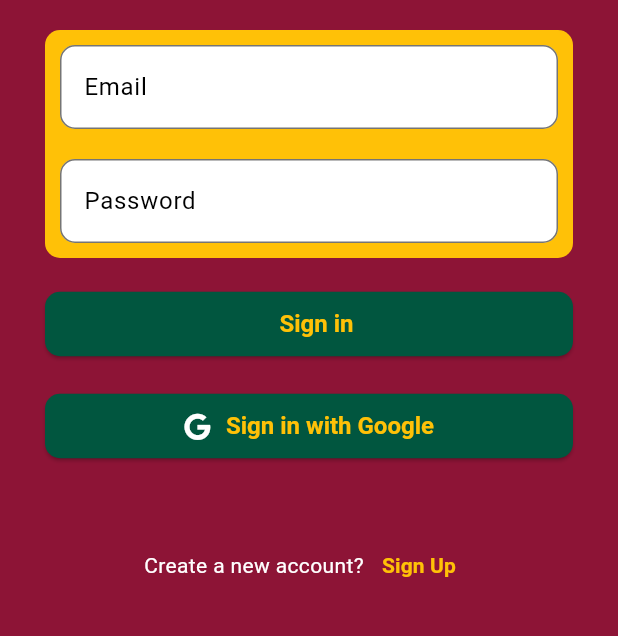
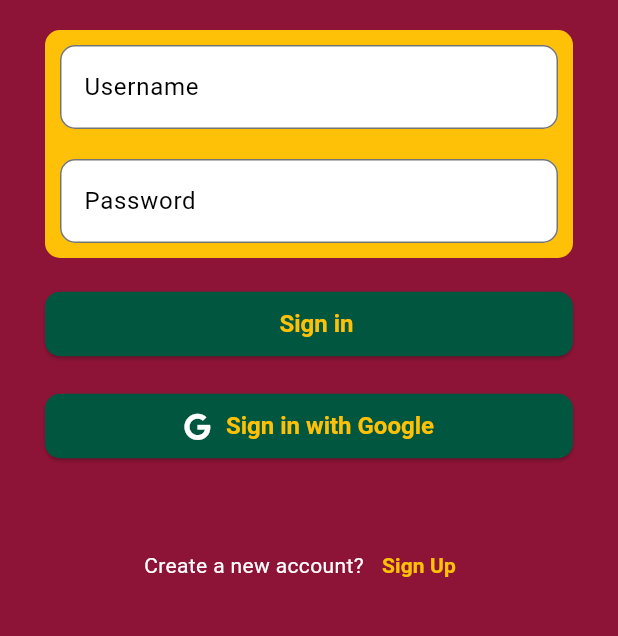
Before and after one commit to Jajabeenka/Elgivesv2, a Flutter app: the screen it shows after launch, scrolled down 86 dp, after a tap on "Sign In", on a phone screen of 412 x 824 dp, the part 528-1164 px from its top. Run offline on Flutter 3.47's test engine with Material 3 defaults, Android fonts, the phone set to English and light mode, and no system bars; our stand-ins replace cloud_firestore, file_picker, firebase_auth, firebase_core, font_awesome_flutter, google_sign_in; accounts and stored records are empty.

Commit message:
feat : sign in using username and password instead of email and password

```diff
--- a/lib/pages/userAdmin/home_page.dart
+++ b/lib/pages/userAdmin/home_page.dart
@@ -42,7 +42,7 @@ class _HomePageState extends State<HomePage> {
           } else if (user!.accountType == 3){
             return  OrgsPage();
           } else {
-            return  HomeScreen();
+            return  OrgsPage();
           }
 
           }
--- a/lib/pages/userAdmin/signin_page.dart
+++ b/lib/pages/userAdmin/signin_page.dart
@@ -5,6 +5,7 @@ import '../../providers/auth_provider.dart';
 import 'package:font_awesome_flutter/font_awesome_flutter.dart';
 import 'package:google_sign_in/google_sign_in.dart';
 import 'signup_page.dart';
+import 'home_page.dart'; // Ensure you have this import for the home page
 
 class SignInPage extends StatefulWidget {
   const SignInPage({Key? key}) : super(key: key);
@@ -22,7 +23,7 @@ final GoogleSignIn _googleSignIn = GoogleSignIn(
 
 class _SignInPageState extends State<SignInPage> {
   final _formKey = GlobalKey<FormState>();
-  String? email;
+  String? username;
   String? password;
   bool showSignInErrorMessage = false;
 
@@ -59,7 +60,7 @@ class _SignInPageState extends State<SignInPage> {
                   ),
                   child: Column(
                     children: [
-                      emailField,
+                      usernameField,
                       const SizedBox(height: 20),
                       passwordField,
                     ],
@@ -68,7 +69,7 @@ class _SignInPageState extends State<SignInPage> {
                 const SizedBox(height: 20),
                 submitButton,
                 const SizedBox(height: 20),
-                googleSignInButton, // Corrected the naming here
+                googleSignInButton,
                 const SizedBox(height: 15),
                 signUpButton,
               ],
@@ -91,12 +92,12 @@ class _SignInPageState extends State<SignInPage> {
         ),
       );
 
-  Widget get emailField => TextFormField(
+  Widget get usernameField => TextFormField(
         decoration: InputDecoration(
           filled: true,
           fillColor: Colors.white,
-          labelText: "Email",
-          hintText: "juandelacruz09@gmail.com",
+          labelText: "Username",
+          hintText: "juandelacruz09",
           border: OutlineInputBorder(
             borderRadius: BorderRadius.circular(10),
           ),
@@ -112,10 +113,10 @@ class _SignInPageState extends State<SignInPage> {
             color: Colors.black,
           ),
         ),
-        onSaved: (value) => setState(() => email = value),
+        onSaved: (value) => setState(() => username = value),
         validator: (value) {
           if (value == null || value.isEmpty) {
-            return "Please enter your email";
+            return "Please enter your username";
           }
           return null;
         },
@@ -152,23 +153,30 @@ class _SignInPageState extends State<SignInPage> {
         },
       );
 
-
   Widget get submitButton => ElevatedButton(
         onPressed: () async {
-
-
           if (_formKey.currentState!.validate()) {
             _formKey.currentState!.save();
             String? message = await context
                 .read<UserAuthProvider>()
-                .authService
-                .signIn(email!, password!);
+                .signInWithUsername(username!, password!);
 
             setState(() {
               showSignInErrorMessage = message != null && message.isNotEmpty;
             });
 
-
+            if (!showSignInErrorMessage) {
+              // Navigate to the home page or desired page after successful sign-in
+              Navigator.pushReplacement(
+                context,
+                MaterialPageRoute(builder: (context) => const HomePage()),
+              );
+            } else {
+              // Show error message
+              ScaffoldMessenger.of(context).showSnackBar(
+                SnackBar(content: Text(message ?? 'Sign-in failed')),
+              );
+            }
           }
         },
         style: ElevatedButton.styleFrom(
@@ -188,8 +196,7 @@ class _SignInPageState extends State<SignInPage> {
               style: TextStyle(
                 color: Color(0xFFFFC107),
                 fontWeight: FontWeight.bold,
-                fontSize: 16.0,
-              ),
+                fontSize: 16.0),
             ),
           ],
         ),
@@ -226,8 +233,7 @@ class _SignInPageState extends State<SignInPage> {
               style: TextStyle(
                 color: Color(0xFFFFC107),
                 fontWeight: FontWeight.bold,
-                fontSize: 16.0,
-              ),
+                fontSize: 16.0),
             ),
           ],
         ),
--- a/lib/providers/auth_provider.dart
+++ b/lib/providers/auth_provider.dart
@@ -1,13 +1,10 @@
 import 'dart:async';
-
-
 import 'package:elgivesv2/api/firebase_auth_api.dart';
 import 'package:elgivesv2/api/firebase_user_api.dart';
 import 'package:elgivesv2/models/user.dart';
 import 'package:elgivesv2/providers/user_provider.dart';
 import 'package:flutter/material.dart';
 import 'package:firebase_auth/firebase_auth.dart';
-
 
 class UserAuthProvider with ChangeNotifier {
   late FirebaseAuthAPI authService;
@@ -24,7 +21,6 @@ class UserAuthProvider with ChangeNotifier {
 
   void refresh() {
     _getAccountInfo();
-    getApprovalStatus();
   }
 
   Stream<User?> get userStream => _authStream;
@@ -36,7 +32,6 @@ class UserAuthProvider with ChangeNotifier {
     _authStream = authService.userSignedIn();
     notifyListeners();
 
-    _authStream = authService.userSignedIn();
     _authStream.listen((user) {
       refresh();
     });
@@ -48,9 +43,10 @@ class UserAuthProvider with ChangeNotifier {
   }
 
   String? _email;
+
   String? get email => _email;
 
-  Future<void> fetchEmail(username) async {
+  Future<void> fetchEmail(String username) async {
     _email = await authService.fetchEmail(username);
     notifyListeners();
   }
@@ -60,11 +56,7 @@ class UserAuthProvider with ChangeNotifier {
       return;
     }
     _accountInfo = await UserProvider().getAccountInfo(user!.uid);
-    notifyListeners();
-  }
-
-  Future<void> getApprovalStatus() async {
-    _userApprovalStatus = await authService.getUserApprovalStatus();
+    _userApprovalStatus = _accountInfo?.status;
     notifyListeners();
   }
 
@@ -83,10 +75,39 @@ class UserAuthProvider with ChangeNotifier {
     return uid;
   }
 
+  Future<String?> signInWithUsername(String username, String password) async {
+    // Fetch the email associated with the username
+    await fetchEmail(username);
+
+    if (_email == null) {
+      return "Username not found.";
+    }
+
+    // Attempt to sign in with the fetched email
+    String? message = await signIn(_email!, password);
+
+    return message;
+  }
+
   Future<String?> signIn(String email, String password) async {
+
+
+      // Check approval status
+      if (_userApprovalStatus == true) {
+        return "Your account is not approved.";
+      }else{
+  // Attempt to sign in
     String? message = await authService.signIn(email, password);
-    notifyListeners();
-    return message;
+
+    if (message != null) {
+      // Fetch user account info after successful sign-in
+      await _getAccountInfo();
+      }
+
+      notifyListeners();
+      return message;
+    }
+
   }
 
   Future<bool> isUsernameUnique(String username) async {
```
